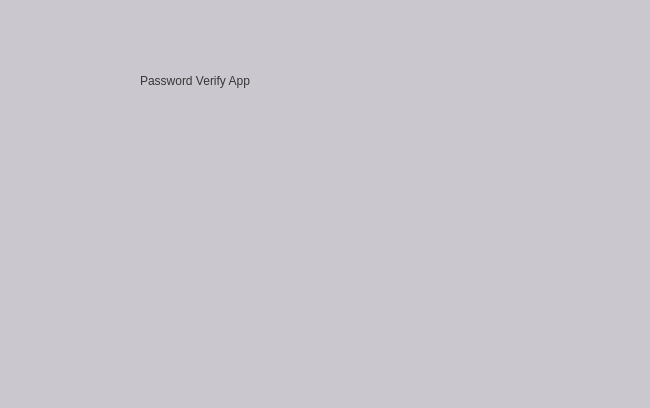
This is passwordverifyapp.ui in h3ndry/PasswordVerifyApp as Qt 5 draws it before an edit. The edited form follows.
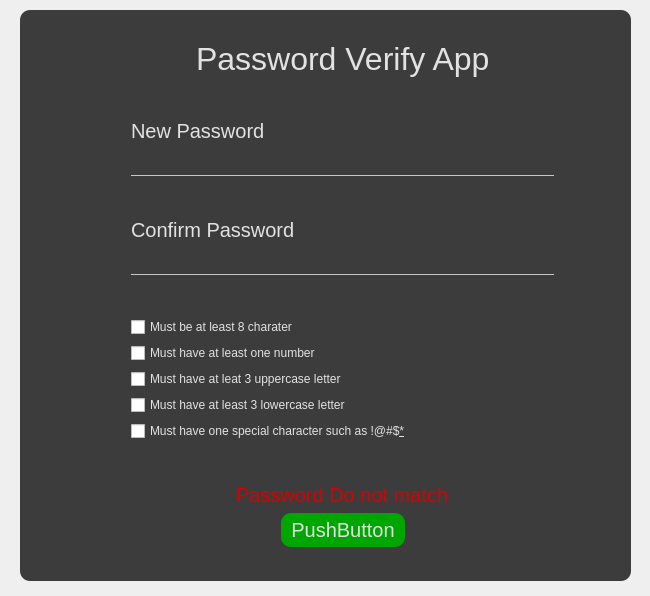
This is the edited form. Icons and pictures are not drawn.

Commit message: layout complete

What changed in the file:
```diff
--- a/passwordverifyapp.ui
+++ b/passwordverifyapp.ui
@@ -7,7 +7,7 @@
     <x>0</x>
     <y>0</y>
     <width>650</width>
-    <height>408</height>
+    <height>596</height>
    </rect>
   </property>
   <property name="windowTitle">
@@ -17,25 +17,318 @@
    <bool>false</bool>
   </property>
   <property name="styleSheet">
-   <string notr="true">background-color: rgb(202, 199, 206);</string>
+   <string notr="true">* {
+color: rgb(226, 226, 226);
+font-family: &quot;Roboto&quot;;
+font-size: 15pt;
+}
+
+#PasswordVerifyApp {
+background-image: url(:/backgroud/prefix1/bg);
+background-position: center;
+}
+
+#appTitle {
+font-size: 24pt;
+text-transform: uppercase;
+}
+#frame {
+border-radius: 10px;
+background-color: rgba(49, 49, 49, 240);
+}
+
+QLineEdit {
+background: transparent;
+border: none;
+border-bottom: 1px solid #c7c7c7;
+}
+
+QLineEdit ::hover {
+border-bottom: 1px solid #49df49;
+}
+
+QCheckBox {
+font-size: 9pt
+}
+
+#matchLabel{
+color: rgb(216, 0, 0);
+}
+
+QPushButton {
+padding: 5px 10px;
+background-color: rgb(0, 166, 0);
+border-radius: 10px;
+
+}</string>
   </property>
   <widget class="QWidget" name="centralWidget">
-   <widget class="QLabel" name="label">
+   <widget class="QFrame" name="frame">
     <property name="geometry">
      <rect>
-      <x>140</x>
-      <y>30</y>
-      <width>361</width>
-      <height>101</height>
+      <x>20</x>
+      <y>10</y>
+      <width>611</width>
+      <height>571</height>
      </rect>
     </property>
+    <property name="autoFillBackground">
+     <bool>false</bool>
+    </property>
     <property name="styleSheet">
-     <string notr="true">color: rgb(54, 54, 54);
-font: 28pt &quot;Roboto&quot;;</string>
+     <string notr="true"/>
     </property>
-    <property name="text">
-     <string>Password Verify App</string>
+    <property name="frameShape">
+     <enum>QFrame::StyledPanel</enum>
     </property>
+    <property name="frameShadow">
+     <enum>QFrame::Raised</enum>
+    </property>
+    <widget class="QWidget" name="">
+     <property name="geometry">
+      <rect>
+       <x>100</x>
+       <y>20</y>
+       <width>445</width>
+       <height>528</height>
+      </rect>
+     </property>
+     <layout class="QVBoxLayout" name="verticalLayout_4">
+      <item>
+       <layout class="QHBoxLayout" name="horizontalLayout">
+        <item>
+         <spacer name="horizontalSpacer">
+          <property name="orientation">
+           <enum>Qt::Horizontal</enum>
+          </property>
+          <property name="sizeHint" stdset="0">
+           <size>
+            <width>40</width>
+            <height>20</height>
+           </size>
+          </property>
+         </spacer>
+        </item>
+        <item>
+         <widget class="QLabel" name="appTitle">
+          <property name="styleSheet">
+           <string notr="true"/>
+          </property>
+          <property name="text">
+           <string>Password Verify App</string>
+          </property>
+         </widget>
+        </item>
+        <item>
+         <spacer name="horizontalSpacer_2">
+          <property name="orientation">
+           <enum>Qt::Horizontal</enum>
+          </property>
+          <property name="sizeHint" stdset="0">
+           <size>
+            <width>40</width>
+            <height>20</height>
+           </size>
+          </property>
+         </spacer>
+        </item>
+       </layout>
+      </item>
+      <item>
+       <spacer name="verticalSpacer">
+        <property name="orientation">
+         <enum>Qt::Vertical</enum>
+        </property>
+        <property name="sizeHint" stdset="0">
+         <size>
+          <width>20</width>
+          <height>40</height>
+         </size>
+        </property>
+       </spacer>
+      </item>
+      <item>
+       <layout class="QVBoxLayout" name="verticalLayout">
+        <item>
+         <widget class="QLabel" name="passwordLabel">
+          <property name="text">
+           <string>New Password</string>
+          </property>
+         </widget>
+        </item>
+        <item>
+         <widget class="QLineEdit" name="PasswordLineEdit"/>
+        </item>
+       </layout>
+      </item>
+      <item>
+       <spacer name="verticalSpacer_6">
+        <property name="orientation">
+         <enum>Qt::Vertical</enum>
+        </property>
+        <property name="sizeHint" stdset="0">
+         <size>
+          <width>20</width>
+          <height>40</height>
+         </size>
+        </property>
+       </spacer>
+      </item>
+      <item>
+       <layout class="QVBoxLayout" name="verticalLayout_2">
+        <item>
+         <widget class="QLabel" name="passwordLabel_2">
+          <property name="text">
+           <string>Confirm Password</string>
+          </property>
+         </widget>
+        </item>
+        <item>
+         <widget class="QLineEdit" name="confirmPasswordLineEdit"/>
+        </item>
+       </layout>
+      </item>
+      <item>
+       <spacer name="verticalSpacer_2">
+        <property name="orientation">
+         <enum>Qt::Vertical</enum>
+        </property>
+        <property name="sizeHint" stdset="0">
+         <size>
+          <width>20</width>
+          <height>40</height>
+         </size>
+        </property>
+       </spacer>
+      </item>
+      <item>
+       <layout class="QVBoxLayout" name="verticalLayout_3">
+        <item>
+         <widget class="QCheckBox" name="checkBox">
+          <property name="text">
+           <string>Must be at least 8 charater</string>
+          </property>
+         </widget>
+        </item>
+        <item>
+         <widget class="QCheckBox" name="checkBox_2">
+          <property name="text">
+           <string>Must have at least one number</string>
+          </property>
+         </widget>
+        </item>
+        <item>
+         <widget class="QCheckBox" name="checkBox_3">
+          <property name="text">
+           <string>Must have at leat 3 uppercase letter</string>
+          </property>
+         </widget>
+        </item>
+        <item>
+         <widget class="QCheckBox" name="checkBox_4">
+          <property name="text">
+           <string>Must have at least 3 lowercase letter</string>
+          </property>
+         </widget>
+        </item>
+        <item>
+         <widget class="QCheckBox" name="checkBox_5">
+          <property name="text">
+           <string>Must have one special character such as !@#$&amp;*</string>
+          </property>
+         </widget>
+        </item>
+       </layout>
+      </item>
+      <item>
+       <spacer name="verticalSpacer_5">
+        <property name="orientation">
+         <enum>Qt::Vertical</enum>
+        </property>
+        <property name="sizeHint" stdset="0">
+         <size>
+          <width>20</width>
+          <height>40</height>
+         </size>
+        </property>
+       </spacer>
+      </item>
+      <item>
+       <layout class="QHBoxLayout" name="horizontalLayout_3">
+        <item>
+         <spacer name="horizontalSpacer_5">
+          <property name="orientation">
+           <enum>Qt::Horizontal</enum>
+          </property>
+          <property name="sizeHint" stdset="0">
+           <size>
+            <width>40</width>
+            <height>20</height>
+           </size>
+          </property>
+         </spacer>
+        </item>
+        <item>
+         <widget class="QLabel" name="matchLabel">
+          <property name="text">
+           <string>Password Do not match</string>
+          </property>
+         </widget>
+        </item>
+        <item>
+         <spacer name="horizontalSpacer_6">
+          <property name="orientation">
+           <enum>Qt::Horizontal</enum>
+          </property>
+          <property name="sizeHint" stdset="0">
+           <size>
+            <width>40</width>
+            <height>20</height>
+           </size>
+          </property>
+         </spacer>
+        </item>
+       </layout>
+      </item>
+      <item>
+       <layout class="QHBoxLayout" name="horizontalLayout_2">
+        <item>
+         <spacer name="horizontalSpacer_3">
+          <property name="orientation">
+           <enum>Qt::Horizontal</enum>
+          </property>
+          <property name="sizeHint" stdset="0">
+           <size>
+            <width>40</width>
+            <height>20</height>
+           </size>
+          </property>
+         </spacer>
+        </item>
+        <item>
+         <widget class="QPushButton" name="pushButton">
+          <property name="text">
+           <string>PushButton</string>
+          </property>
+         </widget>
+        </item>
+        <item>
+         <spacer name="horizontalSpacer_4">
+          <property name="orientation">
+           <enum>Qt::Horizontal</enum>
+          </property>
+          <property name="sizeHint" stdset="0">
+           <size>
+            <width>40</width>
+            <height>20</height>
+           </size>
+          </property>
+         </spacer>
+        </item>
+       </layout>
+      </item>
+     </layout>
+    </widget>
    </widget>
   </widget>
  </widget>
```
The commit also changes 4 other files.
